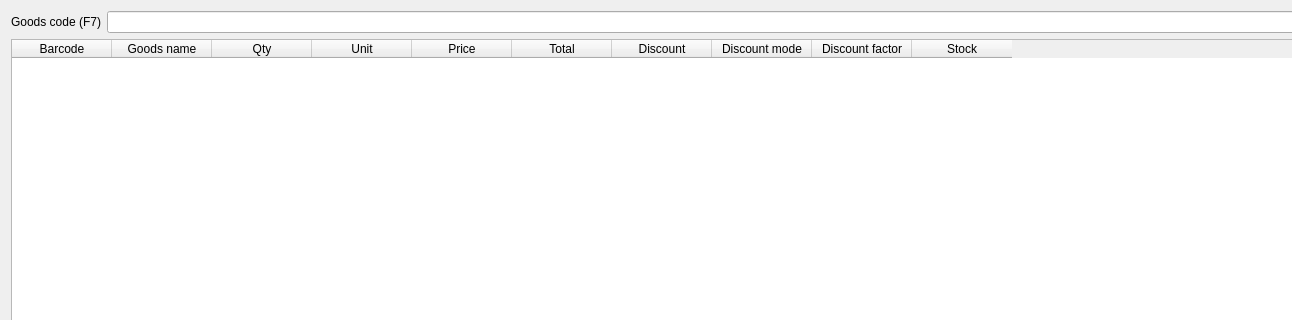
Qt form Shop/worder.ui (End1-1/Cafe5) before a commit; both pictures show x 0 to 1292 and y 0 to 320 of the 1398 by 703 pixel window.
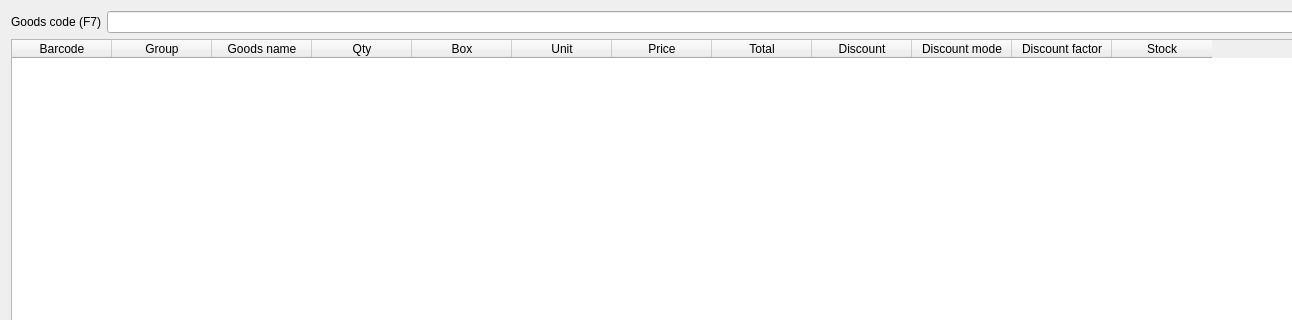
The same form after that commit. Icons and pictures are not drawn. Custom widgets are drawn as their Qt base class.

The edit to the form file:
```diff
--- a/Shop/worder.ui
+++ b/Shop/worder.ui
@@ -76,6 +76,11 @@
        <string>Barcode</string>
       </property>
      </column>
+     <column>
+      <property name="text">
+       <string>Group</string>
+      </property>
+     </column>
      <column>
       <property name="text">
        <string>Goods name</string>
@@ -86,6 +91,11 @@
        <string>Qty</string>
       </property>
      </column>
+     <column>
+      <property name="text">
+       <string>Box</string>
+      </property>
+     </column>
      <column>
       <property name="text">
        <string>Unit</string>
```
